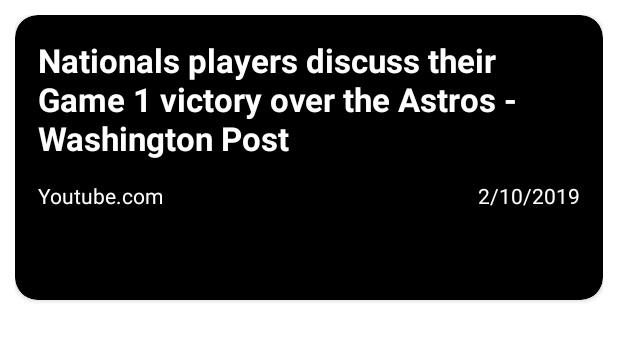
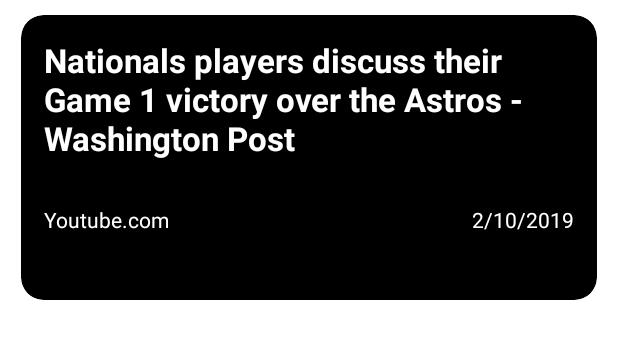
Before and after one commit to Wijt/FinalSinavi, an Android app: the layout layout_listview_item.xml on its own in the app's theme, with its tools: preview values and no code run, on a phone screen of 412 x 824 dp. Shown: the top 341 px of the screen. Run offline under Robolectric (Android 15) with nearby library versions, the phone set to English and light mode, and no system bars.

```diff
--- a/app/src/main/res/layout/layout_listview_item.xml
+++ b/app/src/main/res/layout/layout_listview_item.xml
@@ -27,6 +27,7 @@
         android:layout_width="match_parent"
         android:layout_height="190dp"
         app:cardCornerRadius="15dp"
+        android:layout_marginHorizontal="4dp"
         app:cardBackgroundColor="@color/black"
         >
         <LinearLayout
@@ -35,22 +36,26 @@
             android:layout_margin="15dp"
             android:orientation="vertical">
             <TextView
-                android:layout_weight="0.60"
+                android:id="@+id/titleTextView"
+                android:layout_weight="0.70"
                 android:layout_width="match_parent"
                 android:layout_height="0dp"
                 android:text="Nationals players discuss their Game 1 victory over the Astros - Washington Post"
                 android:textColor="@color/white"
                 android:textStyle="bold"
                 android:textSize="22sp"
+                android:ellipsize="end"
+                android:maxLines="3"
             />
 
             <LinearLayout
                 android:layout_width="match_parent"
                 android:layout_height="0dp"
-                android:layout_weight="0.40"
+                android:layout_weight="0.30"
                 android:orientation="horizontal">
 
                 <TextView
+                    android:id="@+id/sourceTextView"
                     android:layout_width="wrap_content"
                     android:layout_height="wrap_content"
                     android:text="Youtube.com"
@@ -58,6 +63,7 @@
                     android:textColor="@color/white" />
 
                 <TextView
+                    android:id="@+id/dateTextView"
                     android:layout_width="wrap_content"
                     android:layout_height="wrap_content"
                     android:text="2/10/2019"
```
Also changed, not shown: app/src/main/java/com/example/final_exam/MainActivity.java (+20 -4 lines), app/src/main/java/com/example/final_exam/models/News.java (+13 -1 lines).
